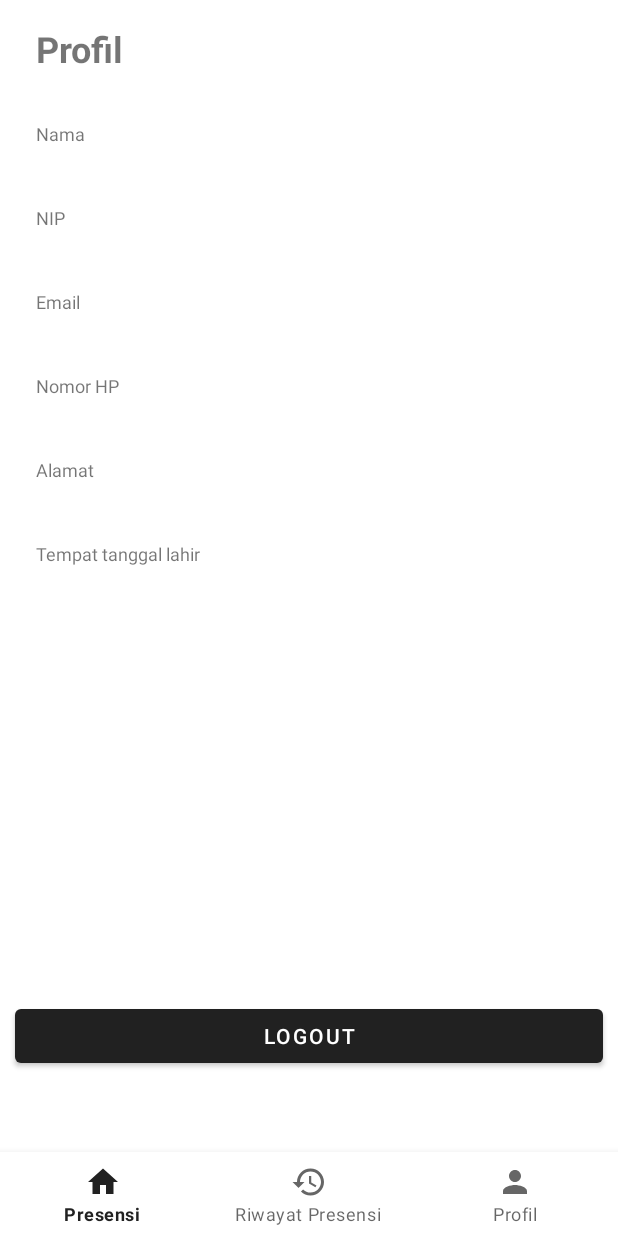
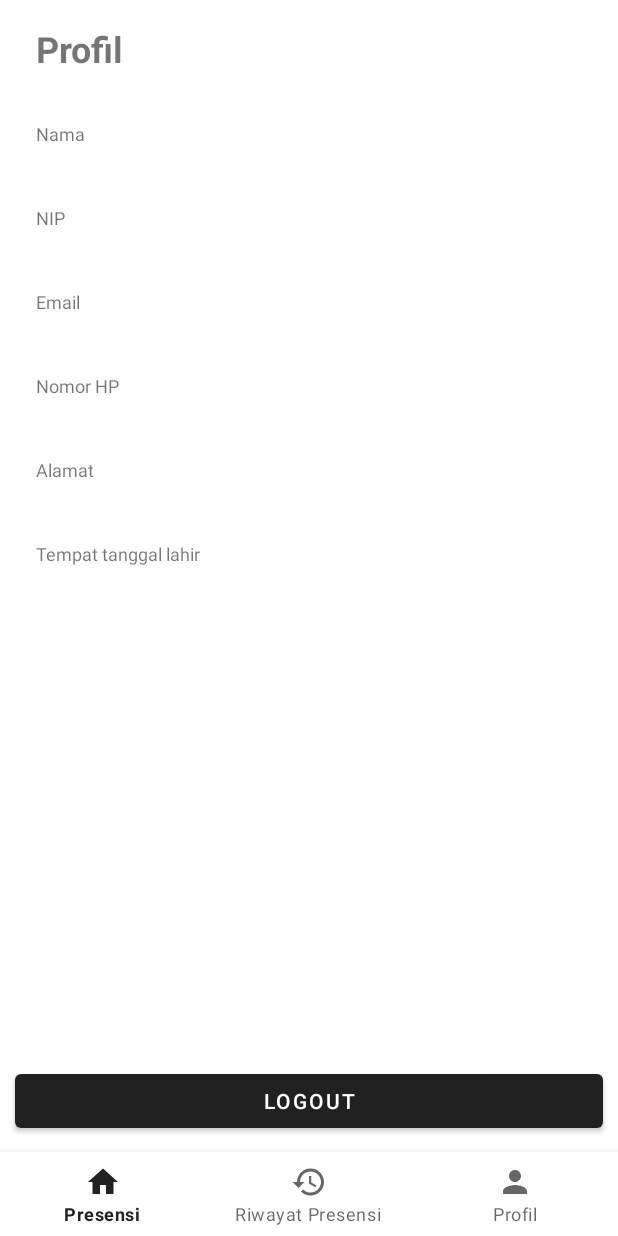
Before and after one commit to Galangaidil/simpeg-apk, an Android app: the fragment ProfileFragment placed in its activity, on a phone screen of 412 x 824 dp. Run offline under Robolectric (Android 15) with nearby library versions, the phone set to English and light mode, and no system bars.

Commit message:
Memperbaiki posisi tombol logout

```diff
--- a/app/src/main/res/layout/fragment_profile.xml
+++ b/app/src/main/res/layout/fragment_profile.xml
@@ -164,10 +164,10 @@
             android:text="Logout"
             app:layout_constraintBottom_toBottomOf="parent"
             app:layout_constraintEnd_toEndOf="parent"
-            app:layout_constraintHorizontal_bias="0.469"
+            app:layout_constraintHorizontal_bias="0.334"
             app:layout_constraintStart_toStartOf="parent"
             app:layout_constraintTop_toTopOf="parent"
-            app:layout_constraintVertical_bias="0.938" />
+            app:layout_constraintVertical_bias="1.0" />
     </androidx.constraintlayout.widget.ConstraintLayout>
 
 </FrameLayout>
```
